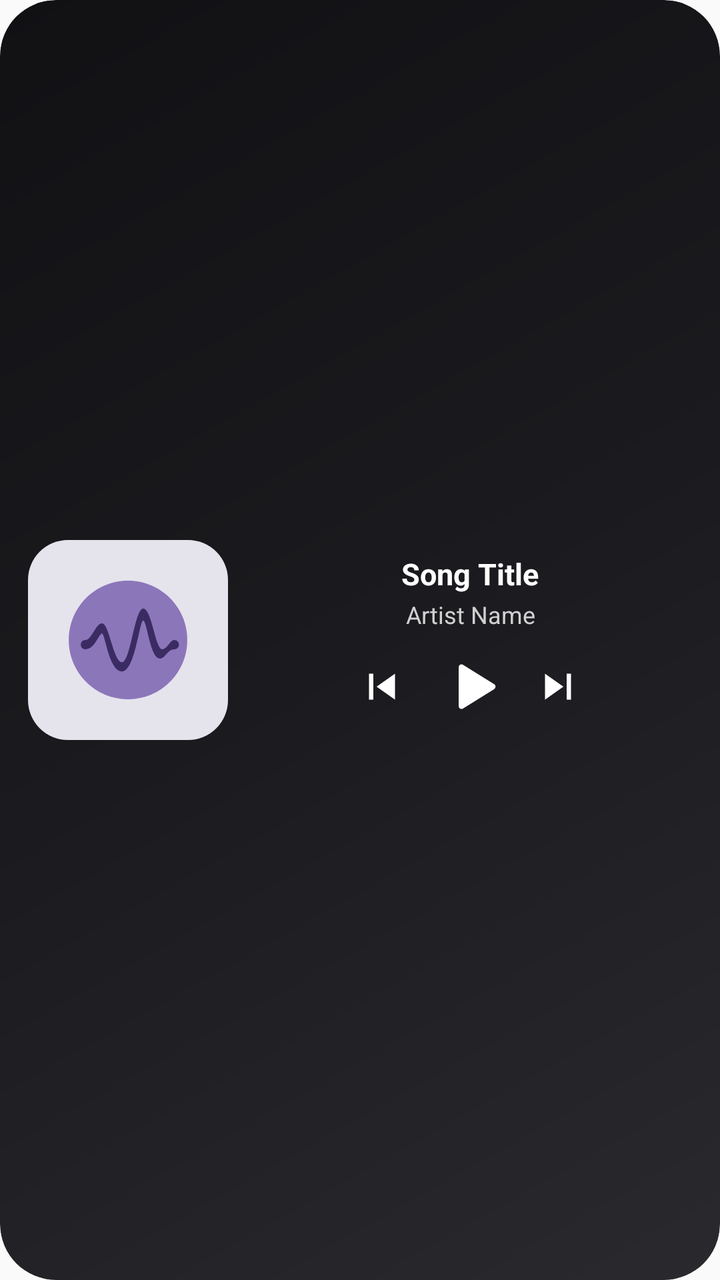
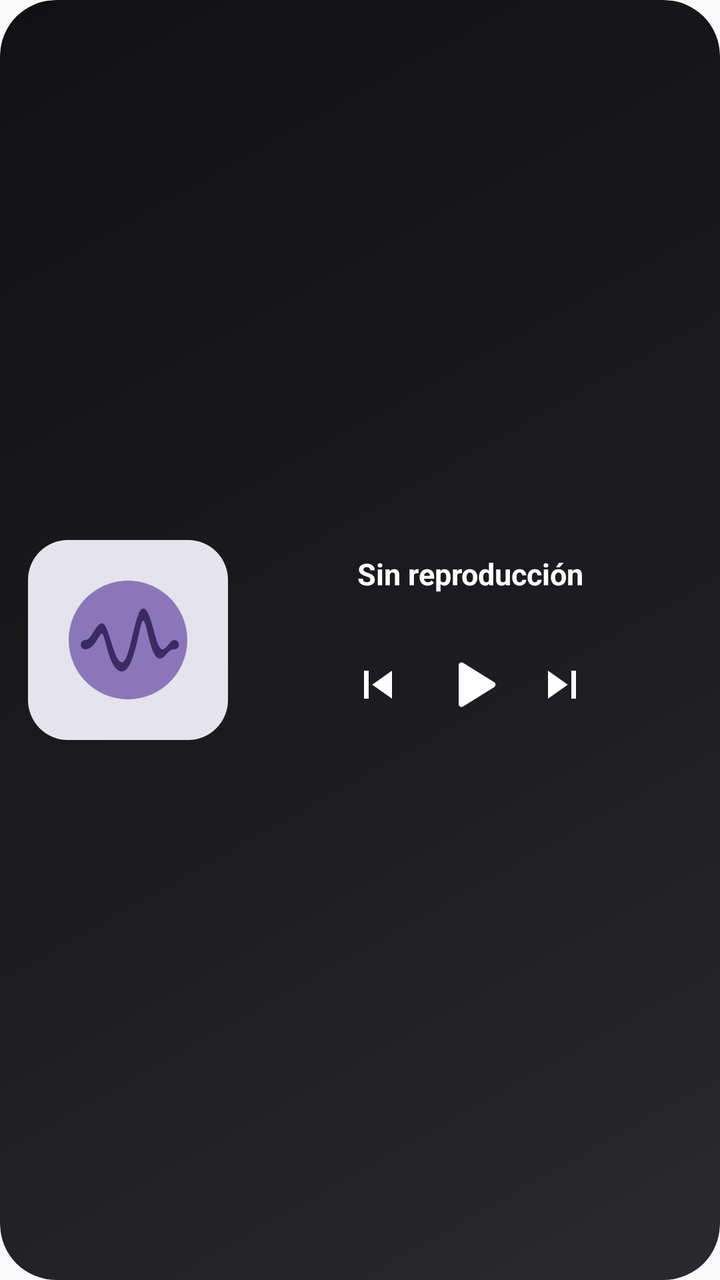

An Android layout rendered at two revisions. The XML below is the earlier revision; the diff shows what the commit changed to produce the second picture.
<!-- AndroidManifest.xml: application theme Theme.Lune -->
<!-- res/layout/lune_widget_layout_2x3.xml -->
<?xml version="1.0" encoding="utf-8"?>
<RelativeLayout xmlns:android="http://schemas.android.com/apk/res/android"
    android:id="@+id/widget_root"
    android:layout_width="match_parent"
    android:layout_height="match_parent"
    android:background="@drawable/widget_background"
    android:clipToOutline="true">

    <ImageView
        android:id="@+id/widget_blur_bg"
        android:layout_width="match_parent"
        android:layout_height="match_parent"
        android:scaleType="centerCrop"
        android:alpha="1.0" />

    <LinearLayout
        android:layout_width="match_parent"
        android:layout_height="match_parent"
        android:orientation="horizontal"
        android:paddingStart="14dp"
        android:paddingEnd="14dp"
        android:paddingTop="12dp"
        android:paddingBottom="12dp"
        android:gravity="center_vertical">

        
        <RelativeLayout
            android:id="@+id/cover_container"
            android:layout_width="wrap_content"
            android:layout_height="wrap_content"
            android:layout_gravity="center_vertical"
            android:layout_marginEnd="10dp"
            android:background="@drawable/widget_cover_shape"
            android:clipToOutline="true">

            <ImageView
                android:id="@+id/widget_cover"
                android:layout_width="wrap_content"
                android:layout_height="wrap_content"
                android:maxWidth="100dp"
                android:maxHeight="100dp"
                android:adjustViewBounds="true"
                android:scaleType="fitCenter"
                android:src="@drawable/ic_lune_placeholder" />
        </RelativeLayout>

        
        <RelativeLayout
            android:id="@+id/right_side_container"
            android:layout_width="0dp"
            android:layout_height="match_parent"
            android:layout_weight="1">

            
            <LinearLayout
                android:id="@+id/widget_output_pill"
                android:layout_width="wrap_content"
                android:layout_height="wrap_content"
                android:layout_alignParentTop="true"
                android:layout_alignParentEnd="true"
                android:background="@drawable/widget_pill_background"
                android:gravity="center_vertical"
                android:orientation="horizontal"
                android:paddingTop="2dp"
                android:paddingBottom="2dp"
                android:paddingStart="7dp"
                android:paddingEnd="9dp"
                android:visibility="gone">

                <ImageView
                    android:id="@+id/widget_output_icon"
                    android:layout_width="12dp"
                    android:layout_height="12dp"
                    android:src="@drawable/ic_speaker" />

                <TextView
                    android:id="@+id/widget_output_text"
                    android:layout_width="wrap_content"
                    android:layout_height="wrap_content"
                    android:layout_marginStart="4dp"
                    android:text="Speaker"
                    android:textColor="@android:color/white"
                    android:textSize="10sp"
                    android:textStyle="bold" />
            </LinearLayout>

            
            <LinearLayout
                android:id="@+id/right_center_content"
                android:layout_width="match_parent"
                android:layout_height="wrap_content"
                android:layout_centerInParent="true"
                android:gravity="center_horizontal"
                android:orientation="vertical">

                
                <TextView
                    android:id="@+id/widget_title"
                    android:layout_width="match_parent"
                    android:layout_height="wrap_content"
                    android:text="Song Title"
                    android:textColor="@android:color/white"
                    android:textSize="15sp"
                    android:textStyle="bold"
                    android:maxLines="1"
                    android:ellipsize="end"
                    android:gravity="center_horizontal" />

                
                <TextView
                    android:id="@+id/widget_artist"
                    android:layout_width="match_parent"
                    android:layout_height="wrap_content"
                    android:layout_marginTop="2dp"
                    android:layout_marginBottom="8dp"
                    android:text="Artist Name"
                    android:textColor="#D0D0D0"
                    android:textSize="12sp"
                    android:maxLines="1"
                    android:ellipsize="end"
                    android:gravity="center_horizontal" />

                
                <LinearLayout
                    android:id="@+id/widget_controls_row"
                    android:layout_width="wrap_content"
                    android:layout_height="40dp"
                    android:gravity="center"
                    android:orientation="horizontal">

                    <ImageButton
                        android:id="@+id/widget_prev"
                        android:layout_width="32dp"
                        android:layout_height="32dp"
                        android:background="?android:attr/selectableItemBackgroundBorderless"
                        android:padding="3dp"
                        android:scaleType="fitCenter"
                        android:src="@drawable/ic_widget_prev"
                        android:tint="@android:color/white"
                        android:contentDescription="Previous" />

                    <ImageButton
                        android:id="@+id/widget_play_pause"
                        android:layout_width="40dp"
                        android:layout_height="40dp"
                        android:layout_marginStart="8dp"
                        android:layout_marginEnd="8dp"
                        android:background="?android:attr/selectableItemBackgroundBorderless"
                        android:padding="3dp"
                        android:scaleType="fitCenter"
                        android:src="@drawable/ic_widget_play"
                        android:tint="@android:color/white"
                        android:contentDescription="Play/Pause" />

                    <ImageButton
                        android:id="@+id/widget_next"
                        android:layout_width="32dp"
                        android:layout_height="32dp"
                        android:background="?android:attr/selectableItemBackgroundBorderless"
                        android:padding="3dp"
                        android:scaleType="fitCenter"
                        android:src="@drawable/ic_widget_next"
                        android:tint="@android:color/white"
                        android:contentDescription="Next" />
                </LinearLayout>

            </LinearLayout>

        </RelativeLayout>

    </LinearLayout>

</RelativeLayout>
<!-- resources referenced by this layout -->
<resources>
  <!-- drawable ic_lune_placeholder (drawable) -->
  <?xml version="1.0" encoding="utf-8"?>
  <vector xmlns:android="http://schemas.android.com/apk/res/android"
      android:width="200dp"
      android:height="200dp"
      android:viewportWidth="108"
      android:viewportHeight="108">
  
      <path
          android:fillColor="@color/placeholder_background"
          android:pathData="M0,0h108v108h-108z" />
  
      <path
          android:fillColor="@color/placeholder_soft_tone"
          android:pathData="M54,22 C71.67,22 86,36.33 86,54 C86,71.67 71.67,86 54,86 C36.33,86 22,71.67 22,54 C22,36.33 36.33,22 54,22 Z" />
  
      <path
          android:fillColor="@color/placeholder_dark_tone"
          android:pathData="M31,54 C34.5,54 36.5,45 40,45 C43.8,45 46.2,66 50.8,66 C55.4,66 57.6,37 62.2,37 C66.8,37 68.8,59 72.5,59 C75.2,59 76.6,54 79,54 C80.4,54 81.5,55.1 81.5,56.5 C81.5,57.9 80.4,59 79,59 C75.2,59 74.2,64 71.2,64 C66,64 64.2,43.5 62.2,43.5 C60.2,43.5 57.8,71 50.8,71 C43.8,71 41.6,50.5 40,50.5 C38.2,50.5 36.2,59 31,59 C29.6,59 28.5,57.9 28.5,56.5 C28.5,55.1 29.6,54 31,54 Z" />
  </vector>
  <!-- drawable ic_speaker (drawable) -->
  <?xml version="1.0" encoding="utf-8"?>
  <vector xmlns:android="http://schemas.android.com/apk/res/android"
      android:width="24dp"
      android:height="24dp"
      android:viewportWidth="24.0"
      android:viewportHeight="24.0">
      <path
          android:fillColor="#FFFFFF"
          android:pathData="M7,9v6h4l5,5V4l-5,5H7z" />
  </vector>
  <!-- drawable ic_widget_next (drawable) -->
  <vector xmlns:android="http://schemas.android.com/apk/res/android"
      android:width="26dp"
      android:height="26dp"
      android:viewportWidth="24"
      android:viewportHeight="24">
      <path
          android:fillColor="#FFFFFFFF"
          android:pathData="M6,18l8.5,-6L6,6v12zM16,6v12h2V6h-2z" />
  </vector>
  <!-- drawable ic_widget_play (drawable) -->
  <vector xmlns:android="http://schemas.android.com/apk/res/android"
      android:width="28dp"
      android:height="28dp"
      android:viewportWidth="24"
      android:viewportHeight="24">
      <path
          android:fillColor="#FFFFFFFF"
          android:pathData="M8,5.14v13.72c0,0.8 0.88,1.29 1.56,0.86l10.97,-6.86c0.64,-0.4 0.64,-1.32 0,-1.72L9.56,4.28C8.88,3.85 8,4.34 8,5.14z" />
  </vector>
  <!-- drawable ic_widget_prev (drawable) -->
  <vector xmlns:android="http://schemas.android.com/apk/res/android"
      android:width="26dp"
      android:height="26dp"
      android:viewportWidth="24"
      android:viewportHeight="24">
      <path
          android:fillColor="#FFFFFFFF"
          android:pathData="M6,6h2v12H6zm3.5,6l8.5,6V6z" />
  </vector>
  <!-- drawable widget_background (drawable) -->
  <?xml version="1.0" encoding="utf-8"?>
  <shape xmlns:android="http://schemas.android.com/apk/res/android"
      android:shape="rectangle">
      <gradient
          android:angle="135"
          android:startColor="#2A292E"
          android:centerColor="#1B1A1E"
          android:endColor="#111013"
          android:type="linear" />
      <corners android:radius="28dp" />
  </shape>
  <!-- drawable widget_cover_shape (drawable) -->
  <?xml version="1.0" encoding="utf-8"?>
  <shape xmlns:android="http://schemas.android.com/apk/res/android"
      android:shape="rectangle">
      <solid android:color="#00000000" />
      <corners android:radius="20dp" />
  </shape>
  <!-- drawable widget_pill_background (drawable) -->
  <?xml version="1.0" encoding="utf-8"?>
  <shape xmlns:android="http://schemas.android.com/apk/res/android">
      <solid android:color="#33FFFFFF" />
      <corners android:radius="16dp" />
      <padding
          android:left="8dp"
          android:right="8dp"
          android:top="4dp"
          android:bottom="4dp" />
  </shape>
  <style name="Theme.Lune" parent="Theme.AppCompat.DayNight.NoActionBar" />
  <color name="placeholder_background">#FFE5E3EC</color>
  <color name="placeholder_soft_tone">#FF8C76BA</color>
  <color name="placeholder_dark_tone">#FF3B2B63</color>
</resources>

<!-- the commit's change to res/layout/lune_widget_layout_2x3.xml (unified diff, before → after) -->
@@ -11,6 +11,7 @@
         android:layout_width="match_parent"
         android:layout_height="match_parent"
         android:scaleType="centerCrop"
+        android:importantForAccessibility="no"
         android:alpha="1.0" />
 
     <LinearLayout
@@ -23,7 +24,6 @@
         android:paddingBottom="12dp"
         android:gravity="center_vertical">
 
-        
         <RelativeLayout
             android:id="@+id/cover_container"
             android:layout_width="wrap_content"
@@ -41,17 +41,16 @@
                 android:maxHeight="100dp"
                 android:adjustViewBounds="true"
                 android:scaleType="fitCenter"
+                android:importantForAccessibility="no"
                 android:src="@drawable/ic_lune_placeholder" />
         </RelativeLayout>
 
-        
         <RelativeLayout
             android:id="@+id/right_side_container"
             android:layout_width="0dp"
             android:layout_height="match_parent"
             android:layout_weight="1">
 
-            
             <LinearLayout
                 android:id="@+id/widget_output_pill"
                 android:layout_width="wrap_content"
@@ -71,6 +70,7 @@
                     android:id="@+id/widget_output_icon"
                     android:layout_width="12dp"
                     android:layout_height="12dp"
+                    android:importantForAccessibility="no"
                     android:src="@drawable/ic_speaker" />
 
                 <TextView
@@ -78,13 +78,12 @@
                     android:layout_width="wrap_content"
                     android:layout_height="wrap_content"
                     android:layout_marginStart="4dp"
-                    android:text="Speaker"
+                    android:text="@string/output_speaker"
                     android:textColor="@android:color/white"
                     android:textSize="10sp"
                     android:textStyle="bold" />
             </LinearLayout>
 
-            
             <LinearLayout
                 android:id="@+id/right_center_content"
                 android:layout_width="match_parent"
@@ -93,12 +92,11 @@
                 android:gravity="center_horizontal"
                 android:orientation="vertical">
 
-                
                 <TextView
                     android:id="@+id/widget_title"
                     android:layout_width="match_parent"
                     android:layout_height="wrap_content"
-                    android:text="Song Title"
+                    android:text="@string/no_song_playing"
                     android:textColor="@android:color/white"
                     android:textSize="15sp"
                     android:textStyle="bold"
@@ -106,61 +104,56 @@
                     android:ellipsize="end"
                     android:gravity="center_horizontal" />
 
-                
                 <TextView
                     android:id="@+id/widget_artist"
                     android:layout_width="match_parent"
                     android:layout_height="wrap_content"
                     android:layout_marginTop="2dp"
-                    android:layout_marginBottom="8dp"
-                    android:text="Artist Name"
-                    android:textColor="#D0D0D0"
+                    android:layout_marginBottom="6dp"
+                    android:text=""
+                    android:textColor="#D8D8DF"
                     android:textSize="12sp"
                     android:maxLines="1"
                     android:ellipsize="end"
                     android:gravity="center_horizontal" />
 
-                
                 <LinearLayout
                     android:id="@+id/widget_controls_row"
                     android:layout_width="wrap_content"
-                    android:layout_height="40dp"
+                    android:layout_height="42dp"
                     android:gravity="center"
                     android:orientation="horizontal">
 
                     <ImageButton
                         android:id="@+id/widget_prev"
-                        android:layout_width="32dp"
-                        android:layout_height="32dp"
+                        android:layout_width="38dp"
+                        android:layout_height="38dp"
                         android:background="?android:attr/selectableItemBackgroundBorderless"
-                        android:padding="3dp"
+                        android:padding="5dp"
                         android:scaleType="fitCenter"
                         android:src="@drawable/ic_widget_prev"
-                        android:tint="@android:color/white"
                         android:contentDescription="Previous" />
 
                     <ImageButton
                         android:id="@+id/widget_play_pause"
-                        android:layout_width="40dp"
-                        android:layout_height="40dp"
-                        android:layout_marginStart="8dp"
-                        android:layout_marginEnd="8dp"
+                        android:layout_width="42dp"
+                        android:layout_height="42dp"
+                        android:layout_marginStart="6dp"
+                        android:layout_marginEnd="6dp"
                         android:background="?android:attr/selectableItemBackgroundBorderless"
-                        android:padding="3dp"
+                        android:padding="4dp"
                         android:scaleType="fitCenter"
                         android:src="@drawable/ic_widget_play"
-                        android:tint="@android:color/white"
                         android:contentDescription="Play/Pause" />
 
                     <ImageButton
                         android:id="@+id/widget_next"
-                        android:layout_width="32dp"
-                        android:layout_height="32dp"
+                        android:layout_width="38dp"
+                        android:layout_height="38dp"
                         android:background="?android:attr/selectableItemBackgroundBorderless"
-                        android:padding="3dp"
+                        android:padding="5dp"
                         android:scaleType="fitCenter"
                         android:src="@drawable/ic_widget_next"
-                        android:tint="@android:color/white"
                         android:contentDescription="Next" />
                 </LinearLayout>
 
<!-- resource entries referenced after the edit -->
@@ -91,6 +91,8 @@
           android:top="4dp"
           android:bottom="4dp" />
   </shape>
+  <string name="no_song_playing">Sin reproducción</string>
+  <string name="output_speaker">Speaker</string>
   <style name="Theme.Lune" parent="Theme.AppCompat.DayNight.NoActionBar" />
   <color name="placeholder_background">#FFE5E3EC</color>
   <color name="placeholder_soft_tone">#FF8C76BA</color>
